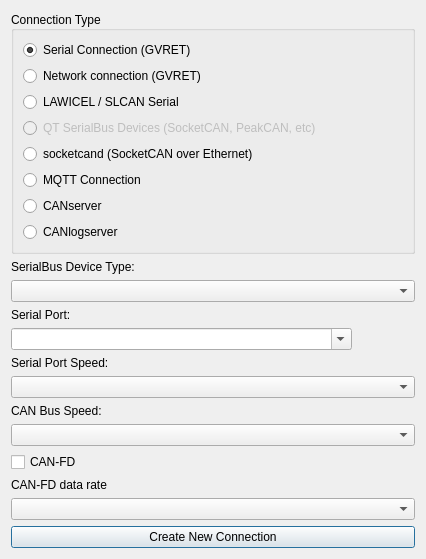
Old version of the form ui/newconnectiondialog.ui in the repository mitchdetailed/SavvyCAN.
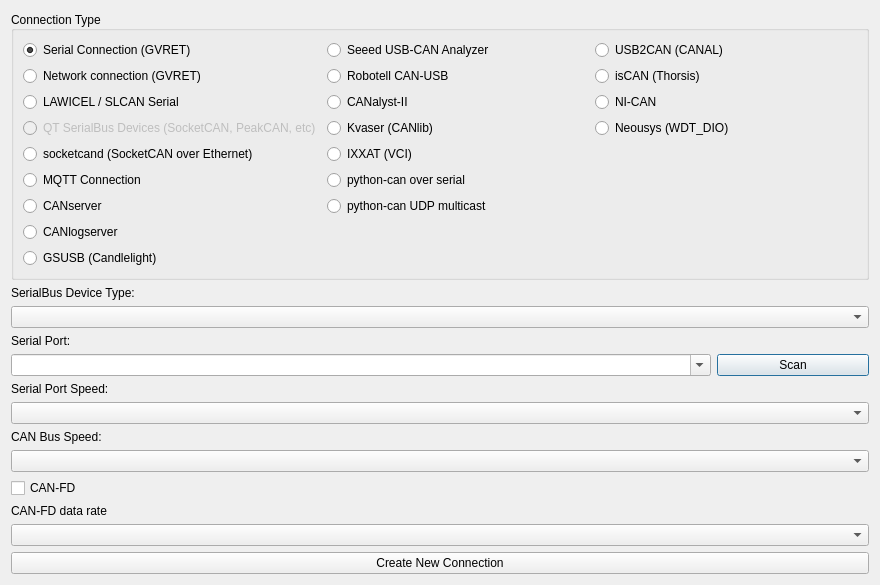
New version of the form.

What changed in the file:
```diff
--- a/ui/newconnectiondialog.ui
+++ b/ui/newconnectiondialog.ui
@@ -6,8 +6,8 @@
    <rect>
     <x>0</x>
     <y>0</y>
-    <width>426</width>
-    <height>540</height>
+    <width>880</width>
+    <height>560</height>
    </rect>
   </property>
   <property name="windowTitle">
@@ -85,6 +85,90 @@
         </property>
        </widget>
       </item>
+      <item row="8" column="0">
+       <widget class="QRadioButton" name="rbGSUSB">
+        <property name="text">
+         <string>GSUSB (Candlelight)</string>
+        </property>
+       </widget>
+      </item>
+      <item row="0" column="1">
+       <widget class="QRadioButton" name="rbSeeed">
+        <property name="text">
+         <string>Seeed USB-CAN Analyzer</string>
+        </property>
+       </widget>
+      </item>
+      <item row="1" column="1">
+       <widget class="QRadioButton" name="rbRobotell">
+        <property name="text">
+         <string>Robotell CAN-USB</string>
+        </property>
+       </widget>
+      </item>
+      <item row="2" column="1">
+       <widget class="QRadioButton" name="rbCanalystII">
+        <property name="text">
+         <string>CANalyst-II</string>
+        </property>
+       </widget>
+      </item>
+      <item row="3" column="1">
+       <widget class="QRadioButton" name="rbKvaser">
+        <property name="text">
+         <string>Kvaser (CANlib)</string>
+        </property>
+       </widget>
+      </item>
+      <item row="4" column="1">
+       <widget class="QRadioButton" name="rbIxxat">
+        <property name="text">
+         <string>IXXAT (VCI)</string>
+        </property>
+       </widget>
+      </item>
+      <item row="5" column="1">
+       <widget class="QRadioButton" name="rbPythonCan">
+        <property name="text">
+         <string>python-can over serial</string>
+        </property>
+       </widget>
+      </item>
+      <item row="6" column="1">
+       <widget class="QRadioButton" name="rbUdpMulticast">
+        <property name="text">
+         <string>python-can UDP multicast</string>
+        </property>
+       </widget>
+      </item>
+      <item row="0" column="2">
+       <widget class="QRadioButton" name="rbUsb2Can">
+        <property name="text">
+         <string>USB2CAN (CANAL)</string>
+        </property>
+       </widget>
+      </item>
+      <item row="1" column="2">
+       <widget class="QRadioButton" name="rbIscan">
+        <property name="text">
+         <string>isCAN (Thorsis)</string>
+        </property>
+       </widget>
+      </item>
+      <item row="2" column="2">
+       <widget class="QRadioButton" name="rbNican">
+        <property name="text">
+         <string>NI-CAN</string>
+        </property>
+       </widget>
+      </item>
+      <item row="3" column="2">
+       <widget class="QRadioButton" name="rbNeousys">
+        <property name="text">
+         <string>Neousys (WDT_DIO)</string>
+        </property>
+       </widget>
+      </item>
      </layout>
     </widget>
    </item>
@@ -112,6 +196,8 @@
     </widget>
    </item>
    <item>
+    <layout class="QHBoxLayout" name="portLayout">
+     <item>
     <widget class="QComboBox" name="cbPort">
      <property name="sizePolicy">
       <sizepolicy hsizetype="Expanding" vsizetype="Fixed">
@@ -121,7 +207,7 @@
      </property>
      <property name="maximumSize">
       <size>
-       <width>341</width>
+         <width>700</width>
        <height>16777215</height>
       </size>
      </property>
@@ -129,6 +215,18 @@
       <bool>true</bool>
      </property>
     </widget>
+     </item>
+     <item>
+      <widget class="QPushButton" name="btnScanDevices">
+       <property name="text">
+        <string>Scan</string>
+       </property>
+       <property name="toolTip">
+        <string>Ask the driver which devices are attached</string>
+       </property>
+      </widget>
+     </item>
+    </layout>
    </item>
    <item>
     <widget class="QLabel" name="lblSerialSpeed">
```
Lines whose indentation alone changed are shown as unchanged.
